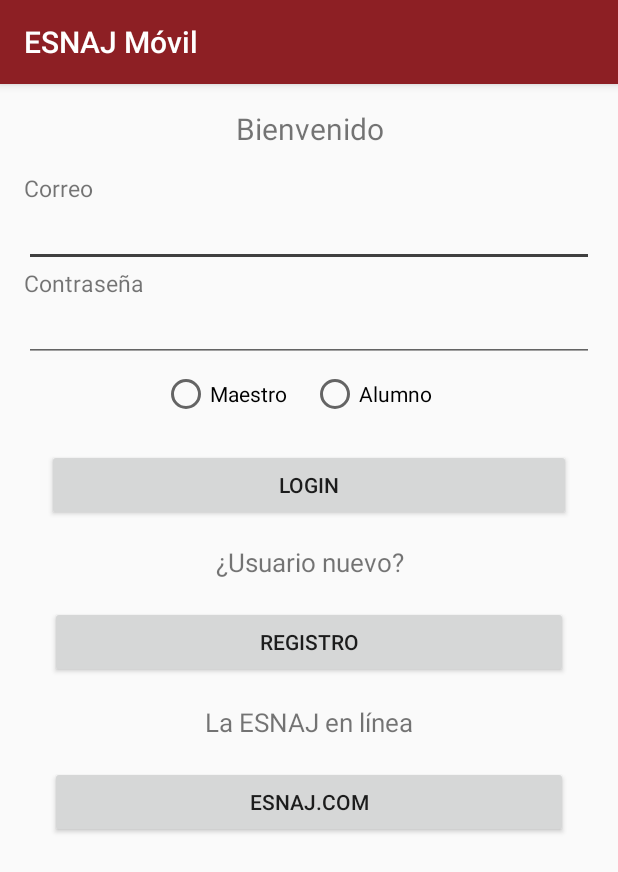
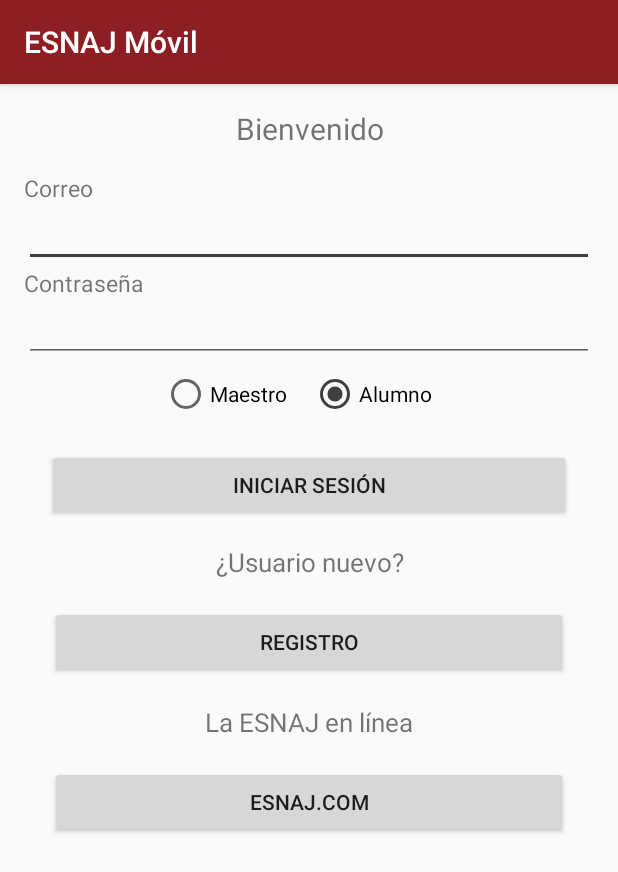
Before and after one commit to SanchezPepe/AndroidESNAJ, an Android app: the screen it shows after launch (MainActivity), on a phone screen of 412 x 824 dp. Shown: the top 872 px of the screen. Run offline under Robolectric (Android 15) with nearby library versions, the phone set to English and light mode, and no system bars.

Commit message:
Bugs corregidos

```diff
--- a/app/src/main/res/layout/activity_baja_alumnos.xml
+++ b/app/src/main/res/layout/activity_baja_alumnos.xml
@@ -24,7 +24,8 @@
         android:layout_height="match_parent"
         android:background="#ffffff"
         android:id="@+id/relativeL"
-        android:layout_below="@+id/TVAlumnosReg">
+        android:layout_below="@+id/TVAlumnosReg"
+        android:layout_above="@+id/linearLayout">
     </RelativeLayout>
 
     <LinearLayout
@@ -33,7 +34,8 @@
         android:layout_height="wrap_content"
         android:layout_alignParentBottom="true"
         android:layout_alignParentLeft="true"
-        android:layout_alignParentStart="true">
+        android:layout_alignParentStart="true"
+        android:id="@+id/linearLayout">
 
         <Button
             android:text="Regresar"
--- a/app/src/main/res/layout/activity_main.xml
+++ b/app/src/main/res/layout/activity_main.xml
@@ -66,6 +66,7 @@
             android:weightSum="1"
             android:orientation="horizontal"
             android:gravity="center"
+            android:checkedButton="@+id/radioButton2"
             android:id="@+id/RGSelect">
 
 
@@ -86,7 +87,7 @@
         </RadioGroup>
 
         <Button
-            android:text="Login"
+            android:text="Iniciar Sesión"
             android:layout_width="match_parent"
             android:layout_height="wrap_content"
             android:layout_margin="15dp"
```
Also changed, not shown: 3 other files.
